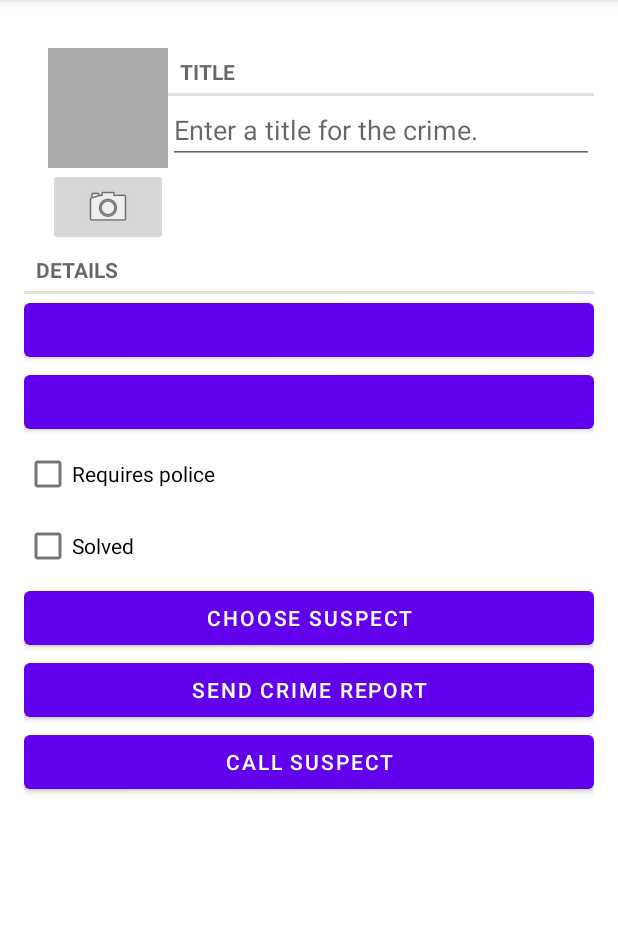
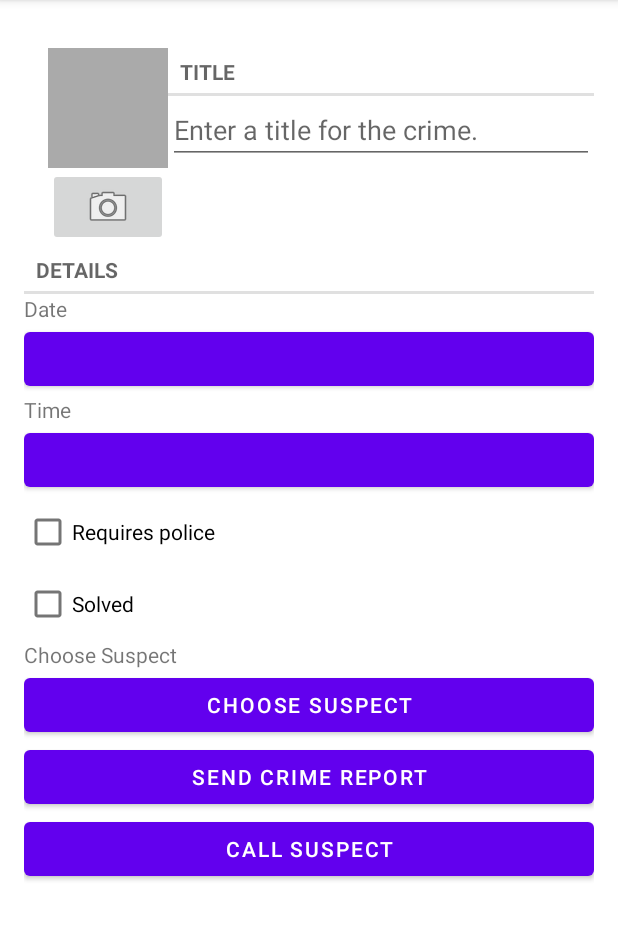
Before and after one commit to denesdavid/TheBigNerdRanchGuide-4thEdition-CriminalIntent, an Android app: the fragment CrimeFragment placed in its activity, on a phone screen of 412 x 824 dp, the part 84-1024 px from its top. Run offline under Robolectric (Android 15) with nearby library versions, the phone set to English and light mode, and no system bars; our stand-ins replace Room's generated code; 9 statements that could not run were skipped.

Commit message:
Ch 18 - Accessibility Challenge 1 and 2 finished.

```diff
--- a/app/src/main/java/com/bignerdranch/android/criminalintent/CrimeFragment.java
+++ b/app/src/main/java/com/bignerdranch/android/criminalintent/CrimeFragment.java
@@ -210,7 +210,7 @@ public class CrimeFragment extends Fragment {
         reportButton.setOnClickListener(view -> {
             Intent intent = new Intent(Intent.ACTION_SEND);
             intent.setType("text/plain");
-            intent.putExtra(Intent.EXTRA_TEXT, getCrimeReport());
+            intent.putExtra(Intent.EXTRA_TEXT, CrimeUtils.getCrimeReport(crime, requireContext()));
             intent.putExtra(Intent.EXTRA_SUBJECT, getString(R.string.crime_report_subject));
             intent = Intent.createChooser(intent, getString(R.string.send_report));
             startActivity(intent);
--- a/app/src/main/java/com/bignerdranch/android/criminalintent/CrimeListFragment.java
+++ b/app/src/main/java/com/bignerdranch/android/criminalintent/CrimeListFragment.java
@@ -195,6 +195,8 @@ public class CrimeListFragment extends Fragment {
            Crime currentCrime = getCurrentList().get(position);
             try {
                 holder.Bind(currentCrime);
+                String s = CrimeUtils.getCrimeReport(currentCrime, requireContext());
+                holder.itemView.setContentDescription(CrimeUtils.getCrimeReport(currentCrime, requireContext()));
             } catch (ParseException e) {
                 e.printStackTrace();
             }
--- /dev/null
+++ b/app/src/main/java/com/bignerdranch/android/criminalintent/CrimeUtils.java
@@ -0,0 +1,34 @@
+package com.bignerdranch.android.criminalintent;
+
+import android.content.Context;
+import android.text.format.DateFormat;
+
+public class CrimeUtils {
+
+    private static final String DATE_FORMAT = "EEE, MMM, dd";
+
+    public static String getCrimeReport(Crime crime, Context context) {
+        String solvedString;
+        String suspect = "";
+        String requiresPolice = "";
+        String dateString = DateFormat.format(DATE_FORMAT, crime.getDate()).toString();
+        if (crime.isSolved()) {
+            solvedString = context.getString(R.string.crime_report_solved);
+        } else {
+            solvedString = context.getString(R.string.crime_report_unsolved);
+        }
+
+        if (crime.getSuspect() == null || crime.getSuspect().isEmpty()) {
+            suspect = context.getString(R.string.crime_report_no_suspect);
+        } else {
+            suspect = context.getString(R.string.crime_report_suspect, crime.getSuspect());
+        }
+
+        if (crime.requiresPolice){
+            requiresPolice = context.getString(R.string.police_action_required);
+            return context.getString(R.string.crime_requires_police_report, crime.getTitle(), dateString, solvedString, requiresPolice, suspect);
+        } else {
+            return context.getString(R.string.crime_report, crime.getTitle(), dateString, solvedString, suspect);
+        }
+    }
+}
--- a/app/src/main/res/layout/fragment_crime.xml
+++ b/app/src/main/res/layout/fragment_crime.xml
@@ -61,12 +61,23 @@
             android:layout_height="wrap_content"
             android:text="@string/crime_details_label"/>
 
+        <TextView
+            android:id="@+id/crime_date_label"
+            android:layout_width="match_parent"
+            android:layout_height="wrap_content"
+            android:text="@string/date"
+            android:labelFor="@+id/crime_date"/>
         <Button
             android:id="@+id/crime_date"
             android:layout_width="match_parent"
             android:layout_height="wrap_content"
             tools:text="Wed Oct 13 EST 2020"/>
-
+        <TextView
+            android:id="@+id/crime_time_label"
+            android:layout_width="match_parent"
+            android:layout_height="wrap_content"
+            android:text="@string/time"
+            android:labelFor="@+id/crime_time"/>
         <Button
             android:id="@+id/crime_time"
             android:layout_width="match_parent"
@@ -85,6 +96,12 @@
             android:layout_height="wrap_content"
             android:text="@string/crime_solved_label"/>
 
+        <TextView
+            android:id="@+id/crime_suspect_label"
+            android:layout_width="match_parent"
+            android:layout_height="wrap_content"
+            android:text="@string/crime_suspect_text"
+            android:labelFor="@+id/crime_suspect"/>
         <Button
             android:id="@+id/crime_suspect"
             android:layout_width="match_parent"
--- a/app/src/main/res/layout/list_item_crime.xml
+++ b/app/src/main/res/layout/list_item_crime.xml
@@ -41,6 +41,7 @@
         app:layout_constraintBottom_toBottomOf="parent"
         app:layout_constraintEnd_toEndOf="parent"
         app:layout_constraintTop_toTopOf="parent"
-        app:srcCompat="@drawable/ic_solved" />
+        app:srcCompat="@drawable/ic_solved"
+        android:contentDescription="@string/crime_list_solved" />
 
 </androidx.constraintlayout.widget.ConstraintLayout>
--- a/app/src/main/res/values/strings.xml
+++ b/app/src/main/res/values/strings.xml
@@ -8,6 +8,7 @@
     <string name="crime_photo_no_image_description">
 Crime scene photo (not set)
 </string>
+    <string name="crime_list_solved">This crime is solved.</string>
     <string name="crime_photo_image_description">Crime scene photo (set)</string>
     <string name="crime_zoomed_photo_description">Zoomed crime scene photo</string>
     <string name="requires_police_label">Requires police</string>
@@ -21,6 +22,9 @@ Crime scene photo (not set)
     <string name="crime_report">%1$s!
 The crime was discovered on %2$s. %3$s, and %4$s
 </string>
+    <string name="crime_requires_police_report">%1$s!
+The crime was discovered on %2$s. %3$s, and %4$s. %5$s.
+</string>
     <string name="crime_report_solved">The case is solved</string>
     <string name="crime_report_unsolved">The case is not solved</string>
     <string name="crime_report_no_suspect">there is no suspect.</string>
@@ -30,4 +34,7 @@ The crime was discovered on %2$s. %3$s, and %4$s
     <string name="contact_police">Contact police</string>
     <string name="crime_date">Crime Date</string>
     <string name="crime_title">Crime Title</string>
+    <string name="police_action_required">police action is required</string>
+    <string name="date">Date</string>
+    <string name="time">Time</string>
 </resources>
```
Also changed, not shown: 1 other file.
